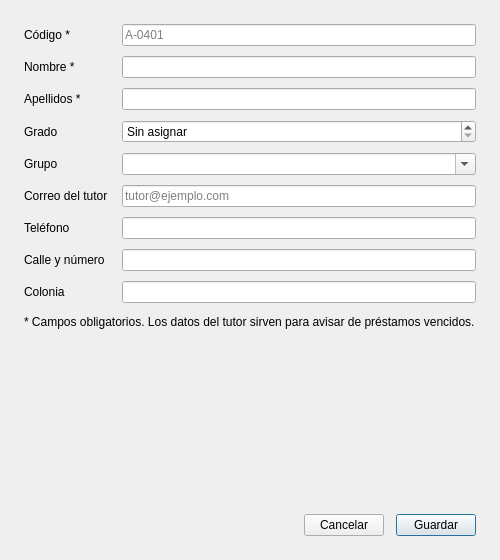
Above: src/biblioteca/ui/disenos/formulario_alumno.ui from yaelink7/Biblioteca_Implementacion_Escuela_Primaria before the change. Below: the same form after it.
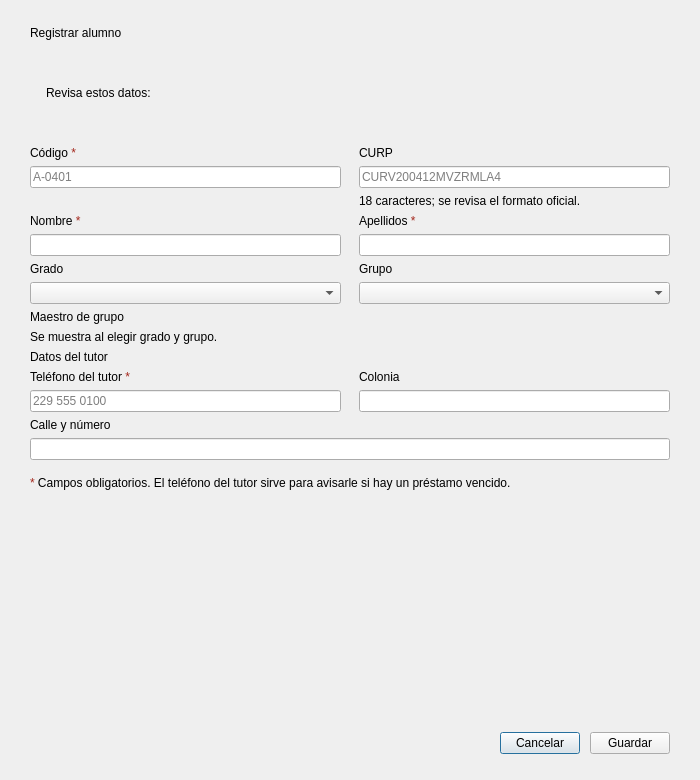
That is the form after the change.

What changed in the file:
```diff
--- a/src/biblioteca/ui/disenos/formulario_alumno.ui
+++ b/src/biblioteca/ui/disenos/formulario_alumno.ui
@@ -2,172 +2,196 @@
 <ui version="4.0">
  <class>FormularioAlumno</class>
  <widget class="QDialog" name="FormularioAlumno">
-  <property name="geometry">
-   <rect>
-    <x>0</x>
-    <y>0</y>
-    <width>500</width>
-    <height>560</height>
-   </rect>
-  </property>
-  <property name="windowTitle">
-   <string>Alumno</string>
-  </property>
+  <property name="geometry"><rect><x>0</x><y>0</y><width>700</width><height>780</height></rect></property>
+  <property name="windowTitle"><string>Alumno</string></property>
   <layout class="QVBoxLayout" name="disposicion">
-   <property name="leftMargin"><number>24</number></property>
-   <property name="topMargin"><number>24</number></property>
-   <property name="rightMargin"><number>24</number></property>
-   <property name="bottomMargin"><number>24</number></property>
-   <property name="spacing"><number>12</number></property>
-
+   <property name="leftMargin"><number>30</number></property>
+   <property name="topMargin"><number>26</number></property>
+   <property name="rightMargin"><number>30</number></property>
+   <property name="bottomMargin"><number>26</number></property>
+   <property name="spacing"><number>16</number></property>
    <item>
-    <layout class="QFormLayout" name="formulario">
-     <property name="horizontalSpacing"><number>14</number></property>
-     <property name="verticalSpacing"><number>10</number></property>
-
+    <layout class="QVBoxLayout" name="encabezado">
+     <property name="spacing"><number>4</number></property>
+     <item>
+      <widget class="QLabel" name="etiquetaEncabezado">
+       <property name="text"><string>Registrar alumno</string></property>
+       <property name="rol" stdset="0"><string>tituloDialogo</string></property>
+      </widget>
+     </item>
+     <item>
+      <widget class="QLabel" name="etiquetaSubtitulo">
+       <property name="text"><string/></property>
+       <property name="wordWrap"><bool>true</bool></property>
+       <property name="rol" stdset="0"><string>subtituloDialogo</string></property>
+      </widget>
+     </item>
+    </layout>
+   </item>
+   <item>
+    <widget class="QFrame" name="cajaError">
+     <layout class="QVBoxLayout" name="disposicionError">
+      <property name="leftMargin"><number>16</number></property>
+      <property name="topMargin"><number>12</number></property>
+      <property name="rightMargin"><number>16</number></property>
+      <property name="bottomMargin"><number>12</number></property>
+      <property name="spacing"><number>4</number></property>
+      <item>
+       <widget class="QLabel" name="tituloError">
+        <property name="text"><string>Revisa estos datos:</string></property>
+       </widget>
+      </item>
+      <item>
+       <widget class="QLabel" name="etiquetaError">
+        <property name="text"><string/></property>
+        <property name="wordWrap"><bool>true</bool></property>
+       </widget>
+      </item>
+     </layout>
+    </widget>
+   </item>
+   <item>
+    <layout class="QGridLayout" name="formulario" columnstretch="1,1">
+     <property name="horizontalSpacing"><number>18</number></property>
+     <property name="verticalSpacing"><number>6</number></property>
      <item row="0" column="0">
       <widget class="QLabel" name="etiquetaCodigo">
-       <property name="text"><string>Código *</string></property>
+       <property name="text"><string>Código &lt;span style="color:#A3261B"&gt;*&lt;/span&gt;</string></property>
+       <property name="rol" stdset="0"><string>etiquetaCampo</string></property>
       </widget>
      </item>
      <item row="0" column="1">
+      <widget class="QLabel" name="etiquetaCurp">
+       <property name="text"><string>CURP</string></property>
+       <property name="rol" stdset="0"><string>etiquetaCampo</string></property>
+      </widget>
+     </item>
+     <item row="1" column="0">
       <widget class="QLineEdit" name="campoCodigo">
        <property name="placeholderText"><string>A-0401</string></property>
-       <property name="minimumHeight"><number>32</number></property>
-      </widget>
-     </item>
-
-     <item row="1" column="0">
-      <widget class="QLabel" name="etiquetaNombre">
-       <property name="text"><string>Nombre *</string></property>
       </widget>
      </item>
      <item row="1" column="1">
-      <widget class="QLineEdit" name="campoNombre">
-       <property name="minimumHeight"><number>32</number></property>
-      </widget>
-     </item>
-
-     <item row="2" column="0">
-      <widget class="QLabel" name="etiquetaApellido">
-       <property name="text"><string>Apellidos *</string></property>
+      <widget class="QLineEdit" name="campoCurp">
+       <property name="placeholderText"><string>CURV200412MVZRMLA4</string></property>
+       <property name="maxLength"><number>18</number></property>
       </widget>
      </item>
      <item row="2" column="1">
-      <widget class="QLineEdit" name="campoApellido">
-       <property name="minimumHeight"><number>32</number></property>
+      <widget class="QLabel" name="notaCurp">
+       <property name="text"><string>18 caracteres; se revisa el formato oficial.</string></property>
+       <property name="wordWrap"><bool>true</bool></property>
+       <property name="rol" stdset="0"><string>notaCampo</string></property>
       </widget>
      </item>
-
      <item row="3" column="0">
-      <widget class="QLabel" name="etiquetaGrado">
-       <property name="text"><string>Grado</string></property>
+      <widget class="QLabel" name="etiquetaNombre">
+       <property name="text"><string>Nombre &lt;span style="color:#A3261B"&gt;*&lt;/span&gt;</string></property>
+       <property name="rol" stdset="0"><string>etiquetaCampo</string></property>
       </widget>
      </item>
      <item row="3" column="1">
-      <widget class="QSpinBox" name="campoGrado">
-       <property name="minimum"><number>0</number></property>
-       <property name="maximum"><number>6</number></property>
-       <property name="value"><number>0</number></property>
-       <property name="specialValueText"><string>Sin asignar</string></property>
-       <property name="minimumHeight"><number>32</number></property>
+      <widget class="QLabel" name="etiquetaApellido">
+       <property name="text"><string>Apellidos &lt;span style="color:#A3261B"&gt;*&lt;/span&gt;</string></property>
+       <property name="rol" stdset="0"><string>etiquetaCampo</string></property>
       </widget>
      </item>
-
      <item row="4" column="0">
-      <widget class="QLabel" name="etiquetaGrupo">
-       <property name="text"><string>Grupo</string></property>
+      <widget class="QLineEdit" name="campoNombre">
       </widget>
      </item>
      <item row="4" column="1">
-      <widget class="QComboBox" name="campoGrupo">
-       <property name="editable"><bool>true</bool></property>
-       <property name="minimumHeight"><number>32</number></property>
-       <item><property name="text"><string/></property></item>
-       <item><property name="text"><string>A</string></property></item>
-       <item><property name="text"><string>B</string></property></item>
-       <item><property name="text"><string>C</string></property></item>
-       <item><property name="text"><string>D</string></property></item>
+      <widget class="QLineEdit" name="campoApellido">
       </widget>
      </item>
-
      <item row="5" column="0">
-      <widget class="QLabel" name="etiquetaCorreo">
-       <property name="text"><string>Correo del tutor</string></property>
+      <widget class="QLabel" name="etiquetaGrado">
+       <property name="text"><string>Grado</string></property>
+       <property name="rol" stdset="0"><string>etiquetaCampo</string></property>
       </widget>
      </item>
      <item row="5" column="1">
-      <widget class="QLineEdit" name="campoCorreo">
-       <property name="placeholderText"><string>tutor@ejemplo.com</string></property>
-       <property name="minimumHeight"><number>32</number></property>
+      <widget class="QLabel" name="etiquetaGrupo">
+       <property name="text"><string>Grupo</string></property>
+       <property name="rol" stdset="0"><string>etiquetaCampo</string></property>
       </widget>
      </item>
-
      <item row="6" column="0">
-      <widget class="QLabel" name="etiquetaTelefono">
-       <property name="text"><string>Teléfono</string></property>
+      <widget class="QComboBox" name="campoGrado">
       </widget>
      </item>
      <item row="6" column="1">
+      <widget class="QComboBox" name="campoGrupo">
+      </widget>
+     </item>
+     <item row="7" column="0" colspan="2">
+      <widget class="QLabel" name="etiquetaMaestro">
+       <property name="text"><string>Maestro de grupo</string></property>
+       <property name="rol" stdset="0"><string>etiquetaCampo</string></property>
+      </widget>
+     </item>
+     <item row="8" column="0" colspan="2">
+      <widget class="QLabel" name="valorMaestro">
+       <property name="text"><string>Se muestra al elegir grado y grupo.</string></property>
+       <property name="wordWrap"><bool>true</bool></property>
+       <property name="rol" stdset="0"><string>datoFijo</string></property>
+      </widget>
+     </item>
+     <item row="9" column="0" colspan="2">
+      <widget class="QLabel" name="separadorTutor">
+       <property name="text"><string>Datos del tutor</string></property>
+       <property name="rol" stdset="0"><string>separador</string></property>
+      </widget>
+     </item>
+     <item row="10" column="0">
+      <widget class="QLabel" name="etiquetaTelefono">
+       <property name="text"><string>Teléfono del tutor &lt;span style="color:#A3261B"&gt;*&lt;/span&gt;</string></property>
+       <property name="rol" stdset="0"><string>etiquetaCampo</string></property>
+      </widget>
+     </item>
+     <item row="10" column="1">
+      <widget class="QLabel" name="etiquetaColonia">
+       <property name="text"><string>Colonia</string></property>
+       <property name="rol" stdset="0"><string>etiquetaCampo</string></property>
+      </widget>
+     </item>
+     <item row="11" column="0">
       <widget class="QLineEdit" name="campoTelefono">
-       <property name="minimumHeight"><number>32</number></property>
+       <property name="placeholderText"><string>229 555 0100</string></property>
       </widget>
      </item>
-
-     <item row="7" column="0">
+     <item row="11" column="1">
+      <widget class="QLineEdit" name="campoColonia">
+      </widget>
+     </item>
+     <item row="12" column="0" colspan="2">
       <widget class="QLabel" name="etiquetaCalle">
        <property name="text"><string>Calle y número</string></property>
       </widget>
      </item>
-     <item row="7" column="1">
+     <item row="13" column="0" colspan="2">
       <widget class="QLineEdit" name="campoCalle">
        <property name="minimumHeight"><number>32</number></property>
       </widget>
      </item>
-
-     <item row="8" column="0">
-      <widget class="QLabel" name="etiquetaColonia">
-       <property name="text"><string>Colonia</string></property>
-      </widget>
-     </item>
-     <item row="8" column="1">
-      <widget class="QLineEdit" name="campoColonia">
-       <property name="minimumHeight"><number>32</number></property>
-      </widget>
-     </item>
-
     </layout>
    </item>
-
    <item>
     <widget class="QLabel" name="etiquetaAviso">
-     <property name="text">
-      <string>* Campos obligatorios. Los datos del tutor sirven para avisar de préstamos vencidos.</string>
-     </property>
+     <property name="text"><string>&lt;span style="color:#A3261B"&gt;*&lt;/span&gt; Campos obligatorios. El teléfono del tutor sirve para avisarle si hay un préstamo vencido.</string></property>
      <property name="wordWrap"><bool>true</bool></property>
     </widget>
    </item>
-
-   <item>
-    <widget class="QLabel" name="etiquetaError">
-     <property name="text"><string/></property>
-     <property name="wordWrap"><bool>true</bool></property>
-     <property name="minimumHeight"><number>40</number></property>
-     <property name="alignment"><set>Qt::AlignTop</set></property>
-    </widget>
-   </item>
-
    <item>
     <spacer name="espacio">
      <property name="orientation"><enum>Qt::Vertical</enum></property>
-     <property name="sizeHint" stdset="0">
-      <size><width>20</width><height>10</height></size>
-     </property>
+     <property name="sizeHint" stdset="0"><size><width>40</width><height>20</height></size></property>
     </spacer>
    </item>
 
    <item>
     <layout class="QHBoxLayout" name="filaBotones">
+     <property name="spacing"><number>10</number></property>
      <item>
       <spacer name="espacioBotones">
        <property name="orientation"><enum>Qt::Horizontal</enum></property>
@@ -185,8 +209,7 @@
      <item>
       <widget class="QPushButton" name="botonGuardar">
        <property name="text"><string>Guardar</string></property>
-       <property name="minimumHeight"><number>34</number></property>
-       <property name="default"><bool>true</bool></property>
+       <property name="minimumHeight"><number>44</number></property>
       </widget>
      </item>
     </layout>
```
Left out of the diff: 25 changed lines with no effect on the pictures.
